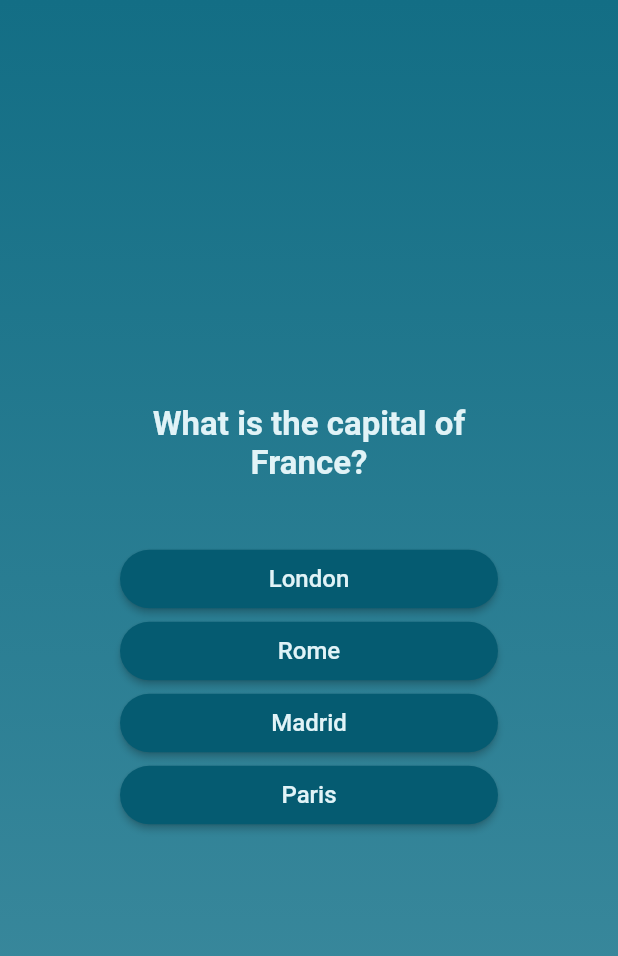
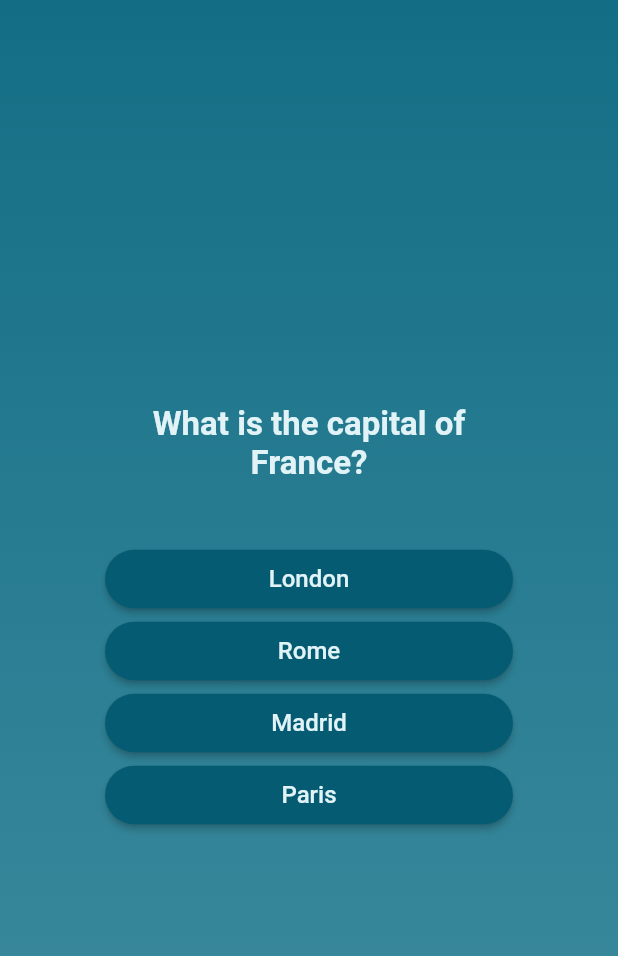
Before and after one commit to gxtanvir/quiz_app, a Flutter app: the screen it shows after launch, after a tap on "Start Quiz", on a phone screen of 412 x 824 dp. Shown: the top 956 px of the screen. Run offline on Flutter 3.47's test engine with Material 2 defaults, Android fonts, the phone set to English and light mode, and no system bars; our stand-ins replace google_fonts; Roboto replaces fonts that are missing (Dosis).

Commit message:
final update

```diff
--- a/lib/question_screen.dart
+++ b/lib/question_screen.dart
@@ -29,7 +29,7 @@ class _QuestionScreen extends State<QuestionScreen> {
     return SizedBox(
         width: double.infinity,
         child: Container(
-          margin: const EdgeInsets.all(80),
+          margin: const EdgeInsets.all(70),
           child: Column(
             mainAxisAlignment: MainAxisAlignment.center,
             crossAxisAlignment: CrossAxisAlignment.stretch,
--- a/lib/result_screen.dart
+++ b/lib/result_screen.dart
@@ -41,14 +41,14 @@ class ResultScreen extends StatelessWidget {
             Text(
               "You have answered $noCorrectAnswer out of $noTotalQuestions questions correctly!",
               style: GoogleFonts.dosis(
-                fontSize: 20,
+                fontSize: 26,
                 fontWeight: FontWeight.bold,
                 color: const Color.fromARGB(255, 225, 243, 247),
               ),
               textAlign: TextAlign.center,
             ),
             const SizedBox(
-              height: 50,
+              height: 60,
             ),
             QuizSummary(summaryData: summary),
             const SizedBox(
```
Also changed, not shown: lib/quiz_summary.dart (+4 -7 lines).
